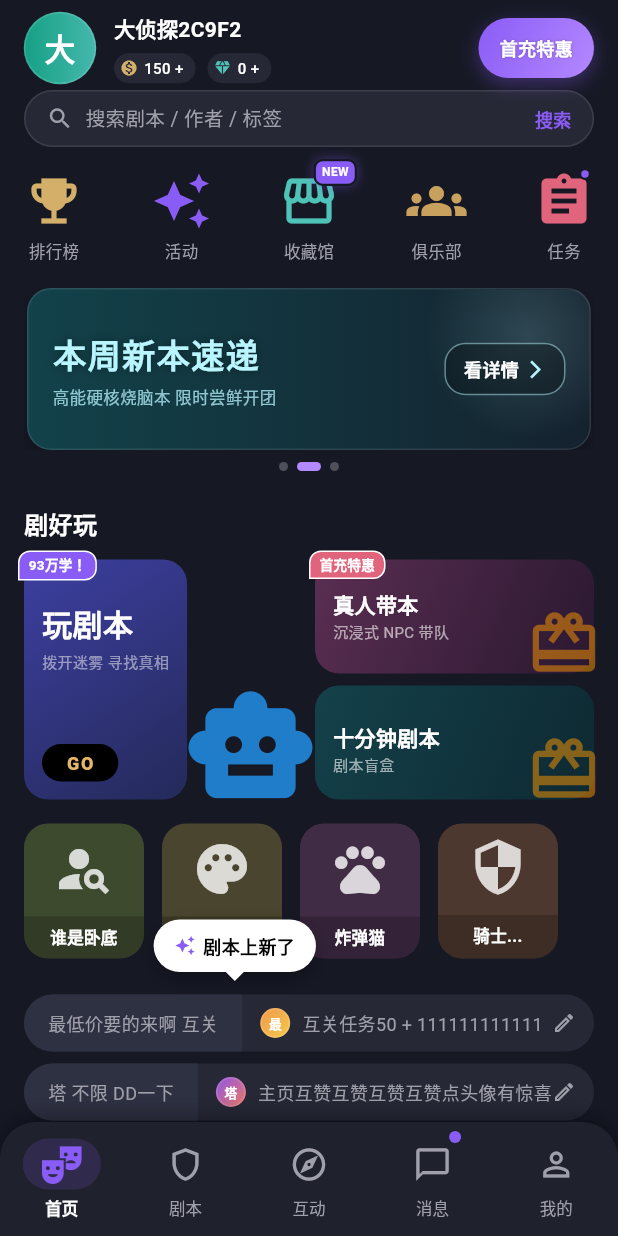
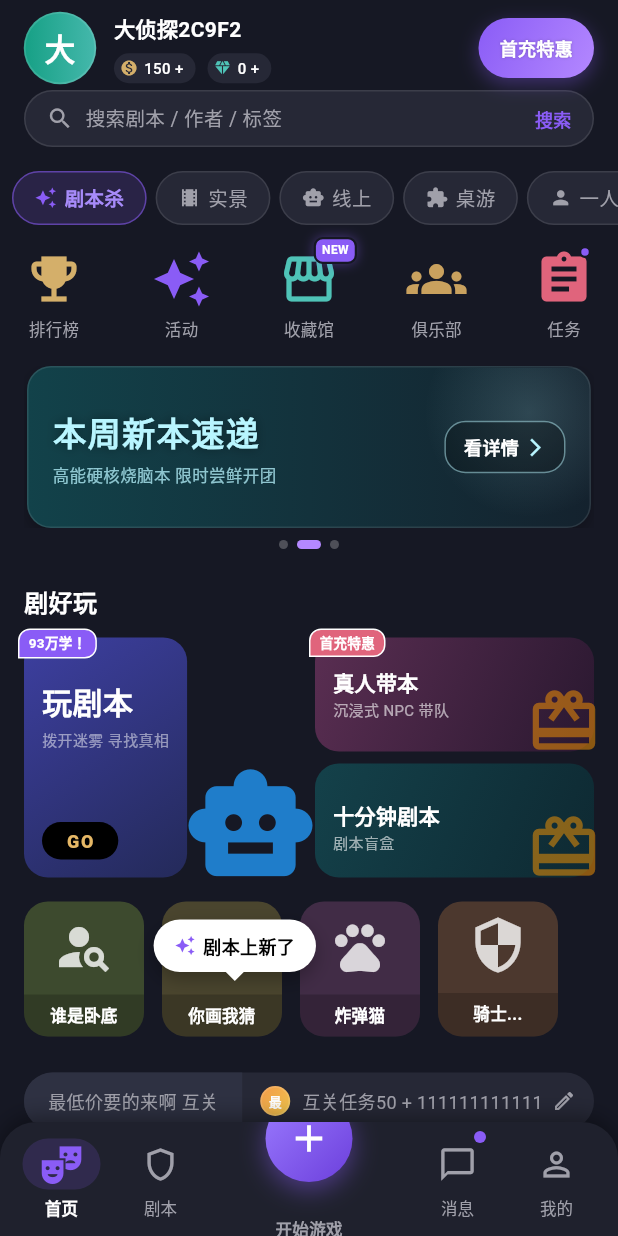
Before and after one commit to zx2121651/jubenshaapp, a Flutter app: the screen it shows after launch, on a phone screen of 412 x 824 dp. Run offline on Flutter 3.47's test engine with Material 3 defaults, Android fonts, the light colour scheme and no system bars; our stand-ins replace flutter_riverpod, go_router.

Commit message:
feat: 剧本杀App UI布局对标
Co-authored-by: traeagent <traeagent@users.noreply.github.com>

```diff
--- a/lib/core/theme/app_theme.dart
+++ b/lib/core/theme/app_theme.dart
@@ -62,8 +62,7 @@ class AppTheme {
       bodyMedium: TextStyle(color: onSurface),
       labelSmall: TextStyle(color: onSurfaceVariant),
     ),
-    // 全局滚动手感：统一为回弹（Bouncing），贴近主流剧本杀 App 的细腻滚动。
-    scrollBehavior: const _AppScrollBehavior(),
+    // 全局滚动手感统一为回弹（Bouncing），贴近主流剧本杀 App 的细腻滚动。
     bottomNavigationBarTheme: const BottomNavigationBarThemeData(
       backgroundColor: surface,
       selectedItemColor: onSurface,
@@ -119,12 +118,3 @@ class _AppPageTransitionsBuilder extends PageTransitionsBuilder {
     );
   }
 }
-
-/// 全局滚动行为：所有平台统一使用 iOS 式回弹手感，并支持透明指示条（隐藏进度条）。
-class _AppScrollBehavior extends MaterialScrollBehavior {
-  const _AppScrollBehavior();
-
-  @override
-  ScrollPhysics getScrollPhysics(BuildContext context) =>
-      const BouncingScrollPhysics(parent: AlwaysScrollableScrollPhysics());
-}
--- a/lib/features/game_room/presentation/clue_board_screen.dart
+++ b/lib/features/game_room/presentation/clue_board_screen.dart
@@ -1,6 +1,6 @@
 import 'package:flutter/material.dart';
-import '../../core/constants/ui_constants.dart';
-import '../../shared/widgets/animations.dart';
+import '../../../core/constants/ui_constants.dart';
+import '../../../shared/widgets/animations.dart';
 
 class ClueBoardScreen extends StatefulWidget {
   final String roomId;
--- a/lib/features/game_room/widgets/game_bottom_bar.dart
+++ b/lib/features/game_room/widgets/game_bottom_bar.dart
@@ -1,5 +1,5 @@
 import 'package:flutter/material.dart';
-import '../../shared/widgets/animations.dart';
+import '../../../shared/widgets/animations.dart';
 
 class GameBottomBar extends StatelessWidget {
   const GameBottomBar({super.key});
--- a/lib/features/game_room/widgets/game_chat_overlay.dart
+++ b/lib/features/game_room/widgets/game_chat_overlay.dart
@@ -1,5 +1,5 @@
 import 'package:flutter/material.dart';
-import '../../shared/widgets/animations.dart';
+import '../../../shared/widgets/animations.dart';
 
 class GameChatOverlay extends StatelessWidget {
   const GameChatOverlay({super.key});
--- a/lib/features/game_room/widgets/player_avatar_widget.dart
+++ b/lib/features/game_room/widgets/player_avatar_widget.dart
@@ -1,6 +1,6 @@
 import 'package:flutter/material.dart';
-import '../../core/constants/app_motion.dart';
-import '../../shared/widgets/animations.dart';
+import '../../../core/constants/app_motion.dart';
+import '../../../shared/widgets/animations.dart';
 
 class PlayerAvatarWidget extends StatelessWidget {
   final String name;
@@ -51,19 +51,11 @@ class PlayerAvatarWidget extends StatelessWidget {
                         ]
                       : null,
                   gradient: _gradientFor(name),
-                  image: isSpeaking
-                      ? null
-                      : DecorationImage(
-                          image: NetworkImage(imageUrl),
-                          fit: BoxFit.cover,
-                        ),
+                  image: DecorationImage(
+                    image: NetworkImage(imageUrl),
+                    fit: BoxFit.cover,
+                  ),
                 ),
-                foregroundImage: isSpeaking
-                    ? DecorationImage(
-                        image: NetworkImage(imageUrl),
-                        fit: BoxFit.cover,
-                      )
-                    : null,
               ),
               // 说话指示图标
               if (isSpeaking)
--- a/lib/features/home/presentation/home_screen.dart
+++ b/lib/features/home/presentation/home_screen.dart
@@ -9,6 +9,7 @@ import '../widgets/home_feature_icons.dart';
 import '../widgets/home_banner.dart';
 import '../widgets/home_play_section.dart';
 import '../widgets/home_feed_list.dart';
+import '../widgets/home_category_tabs.dart';
 
 class HomeScreen extends ConsumerStatefulWidget {
   const HomeScreen({super.key});
@@ -49,6 +50,12 @@ class _HomeScreenState extends ConsumerState<HomeScreen> {
                 ),
                 child: _HomeSearchEntry(),
               ),
+            ),
+            const SliverToBoxAdapter(
+              child: SizedBox(height: UIConstants.spacingLg),
+            ),
+            const SliverToBoxAdapter(
+              child: Entrance(child: HomeCategoryTabs()),
             ),
             const SliverToBoxAdapter(
               child: SizedBox(height: UIConstants.spacingLg),
--- /dev/null
+++ b/lib/features/home/widgets/home_category_tabs.dart
@@ -0,0 +1,96 @@
+import 'package:flutter/material.dart';
+import '../../../core/constants/app_motion.dart';
+import '../../../core/theme/app_theme.dart';
+
+/// 首页顶部横向分类 Tab：国内剧本杀 App 的招牌信息架构，
+/// 覆盖剧本杀/实景/线上/桌游等品类，提供高频切入口。
+class HomeCategoryTabs extends StatefulWidget {
+  const HomeCategoryTabs({super.key});
+
+  @override
+  State<HomeCategoryTabs> createState() => _HomeCategoryTabsState();
+}
+
+class _HomeCategoryTabsState extends State<HomeCategoryTabs> {
+  static const List<_Category> _categories = [
+    _Category(icon: Icons.auto_awesome, label: '剧本杀'),
+    _Category(icon: Icons.theaters, label: '实景'),
+    _Category(icon: Icons.smart_toy, label: '线上'),
+    _Category(icon: Icons.extension, label: '桌游'),
+    _Category(icon: Icons.person, label: '一人本'),
+    _Category(icon: Icons.map, label: '城市'),
+    _Category(icon: Icons.group, label: '展会'),
+    _Category(icon: Icons.arrow_forward_ios, label: null),
+  ];
+
+  int _selected = 0;
+
+  @override
+  Widget build(BuildContext context) {
+    return SizedBox(
+      height: 36,
+      child: ListView.separated(
+        padding: const EdgeInsets.symmetric(horizontal: 8),
+        scrollDirection: Axis.horizontal,
+        itemCount: _categories.length,
+        separatorBuilder: (_, __) => const SizedBox(width: 6),
+        itemBuilder: (context, i) {
+          final c = _categories[i];
+          final selected = _selected == i;
+          return GestureDetector(
+            onTap: () => setState(() => _selected = i),
+            child: AnimatedContainer(
+              duration: AppMotion.base,
+              curve: AppMotion.easeOut,
+              padding: const EdgeInsets.symmetric(horizontal: 14),
+              alignment: Alignment.center,
+              decoration: BoxDecoration(
+                color: selected
+                    ? AppTheme.primary.withValues(alpha: 0.16)
+                    : AppTheme.surfaceContainerLow,
+                borderRadius: BorderRadius.circular(18),
+                border: Border.all(
+                  color: selected
+                      ? AppTheme.primary.withValues(alpha: 0.55)
+                      : Colors.white10,
+                ),
+              ),
+              child: Row(
+                mainAxisSize: MainAxisSize.min,
+                children: [
+                  if (c.icon != null) ...[
+                    Icon(
+                      c.icon,
+                      size: 15,
+                      color:
+                          selected ? AppTheme.primary : AppTheme.onSurfaceVariant,
+                    ),
+                    const SizedBox(width: 5),
+                  ],
+                  if (c.label != null)
+                    Text(
+                      c.label!,
+                      style: TextStyle(
+                        color: selected
+                            ? AppTheme.primaryContainer
+                            : AppTheme.onSurfaceVariant,
+                        fontSize: 13,
+                        fontWeight: selected ? FontWeight.w700 : FontWeight.w500,
+                      ),
+                    ),
+                ],
+              ),
+            ),
+          );
+        },
+      ),
+    );
+  }
+}
+
+class _Category {
+  final IconData? icon;
+  final String? label;
+
+  const _Category({this.icon, this.label});
+}
--- a/lib/features/rooms/presentation/rooms_screen.dart
+++ b/lib/features/rooms/presentation/rooms_screen.dart
@@ -1,11 +1,12 @@
 import 'package:flutter/material.dart';
 import 'package:flutter_riverpod/flutter_riverpod.dart';
 import 'package:go_router/go_router.dart';
-import '../../core/constants/app_motion.dart';
-import '../../core/constants/ui_constants.dart';
-import '../../core/theme/app_theme.dart';
-import '../../shared/widgets/gradient_avatar.dart';
-import '../home/data/mock_data_provider.dart';
+import '../../../core/constants/app_motion.dart';
+import '../../../core/constants/ui_constants.dart';
+import '../../../core/theme/app_theme.dart';
+import '../../../shared/widgets/gradient_avatar.dart';
+import '../../../shared/widgets/animations.dart';
+import '../../home/data/mock_data_provider.dart';
 
 class RoomsScreen extends ConsumerStatefulWidget {
   const RoomsScreen({super.key});
@@ -86,9 +87,16 @@ class _RoomsScreenState extends ConsumerState<RoomsScreen> {
                 UIConstants.spacingLg,
                 100,
               ),
-              sliver: SliverList.builder(
-                itemCount: scripts.length,
-                itemBuilder: (context, index) {
+              sliver: SliverGrid(
+                gridDelegate: const SliverGridDelegateWithFixedCrossAxisCount(
+                  crossAxisCount: 2,
+                  crossAxisSpacing: UIConstants.spacingMd,
+                  mainAxisSpacing: UIConstants.spacingMd,
+                  // 大封面 + 底部信息，宽度:高度≈0.72（国内剧本商城的双列密度）
+                  childAspectRatio: 0.72,
+                ),
+                delegate: SliverChildBuilderDelegate(
+                  (context, index) {
                     final s = scripts[index];
                     return Entrance(
                       delay: Duration(milliseconds: 60 + index * 55),
@@ -96,6 +104,8 @@ class _RoomsScreenState extends ConsumerState<RoomsScreen> {
                       child: _ScriptCard(script: s, index: index),
                     );
                   },
+                  childCount: scripts.length,
+                ),
               ),
             ),
             ],
--- a/lib/shared/widgets/scaffold_with_bottom_nav_bar.dart
+++ b/lib/shared/widgets/scaffold_with_bottom_nav_bar.dart
@@ -78,7 +78,7 @@ class _NavItem {
 const List<_NavItem> _navItems = [
   _NavItem(icon: Icons.theater_comedy_outlined, activeIcon: Icons.theater_comedy, label: '首页'),
   _NavItem(icon: Icons.shield_outlined, activeIcon: Icons.shield, label: '剧本'),
-  _NavItem(icon: Icons.explore_outlined, activeIcon: Icons.explore, label: '互动'),
+  _NavItem(icon: Icons.theater_comedy_outlined, activeIcon: Icons.theater_comedy, label: '互动'),
   _NavItem(icon: Icons.chat_bubble_outline, activeIcon: Icons.chat_bubble, label: '消息'),
   _NavItem(icon: Icons.person_outline, activeIcon: Icons.person, label: '我的'),
 ];
@@ -112,19 +112,123 @@ class _AnimatedBottomBar extends StatelessWidget {
           top: false,
           child: SizedBox(
             height: 76,
-            child: Row(
-              children: List.generate(_navItems.length, (i) {
-                return Expanded(
-                  child: _BarTab(
-                    item: _navItems[i],
-                    selected: currentIndex == i,
-                    onTap: () => onDestinationSelected(i),
+            child: Stack(
+              alignment: Alignment.topCenter,
+              children: [
+                // 行区：左右两侧各 2 个常规 tab
+                Padding(
+                  padding: const EdgeInsets.symmetric(horizontal: 8),
+                  child: Row(
+                    children: [
+                      Expanded(
+                        child: _BarTab(
+                          item: _navItems[0],
+                          selected: currentIndex == 0,
+                          onTap: () => onDestinationSelected(0),
+                        ),
+                      ),
+                      Expanded(
+                        child: _BarTab(
+                          item: _navItems[1],
+                          selected: currentIndex == 1,
+                          onTap: () => onDestinationSelected(1),
+                        ),
+                      ),
+                      // 中央占位，让两侧向左右扩散，给主按钮留出空间
+                      const Spacer(flex: 2),
+                      Expanded(
+                        child: _BarTab(
+                          item: _navItems[3],
+                          selected: currentIndex == 3,
+                          onTap: () => onDestinationSelected(3),
+                        ),
+                      ),
+                      Expanded(
+                        child: _BarTab(
+                          item: _navItems[4],
+                          selected: currentIndex == 4,
+                          onTap: () => onDestinationSelected(4),
+                        ),
+                      ),
+                    ],
                   ),
-                );
-              }),
+                ),
+                // 中央主按钮：一键开组，纵向压住底栏
+                _CentralActionButton(
+                  selected: currentIndex == 2,
+                  onTap: () => onDestinationSelected(2),
+                ),
+              ],
             ),
           ),
         ),
+      ),
+    );
+  }
+}
+
+/// 中央「开始游戏」主按钮：国内剧本杀 App 底栏的标志性凸起元素。
+class _CentralActionButton extends StatelessWidget {
+  const _CentralActionButton({required this.selected, required this.onTap});
+
+  final bool selected;
+  final VoidCallback onTap;
+
+  @override
+  Widget build(BuildContext context) {
+    return GestureDetector(
+      onTap: onTap,
+      child: Column(
+        mainAxisSize: MainAxisSize.min,
+        mainAxisAlignment: MainAxisAlignment.start,
+        children: [
+          // 凸起圆形按钮，向上溢出底栏
+          Transform.translate(
+            offset: const Offset(0, -18),
+            child: AnimatedContainer(
+              duration: AppMotion.slow,
+              curve: AppMotion.bounceOut,
+              width: 58,
+              height: 58,
+              decoration: BoxDecoration(
+                shape: BoxShape.circle,
+                gradient: LinearGradient(
+                  colors: selected
+                      ? [AppTheme.primaryContainer, AppTheme.primary]
+                      : [const Color(0xFF9B7BFF), const Color(0xFF6C3FDC)],
+                  begin: Alignment.topLeft,
+                  end: Alignment.bottomRight,
+                ),
+                boxShadow: [
+                  BoxShadow(
+                    color: AppTheme.primary.withValues(alpha: selected ? 0.75 : 0.45),
+                    blurRadius: selected ? 22 : 14,
+                    offset: Offset(0, selected ? 8 : 5),
+                  ),
+                ],
+              ),
+              child: AnimatedScale(
+                scale: selected ? 1.08 : 1.0,
+                duration: AppMotion.base,
+                curve: AppMotion.bounceOut,
+                child: const Icon(
+                  Icons.add,
+                  color: Colors.white,
+                  size: 30,
+                ),
+              ),
+            ),
+          ),
+          const SizedBox(height: 6),
+          const Text(
+            '开始游戏',
+            style: TextStyle(
+              color: AppTheme.onSurfaceVariant,
+              fontSize: 11,
+              fontWeight: FontWeight.w600,
+            ),
+          ),
+        ],
       ),
     );
   }
```
Also changed, not shown: analysis_options.yaml (+9 -0 lines), lib/features/messages/presentation/messages_screen.dart (+5 -5 lines), lib/features/profile/presentation/profile_screen.dart (+4 -4 lines), lib/features/scripts/presentation/script_detail_screen.dart (+6 -5 lines), lib/features/square/presentation/square_screen.dart (+5 -4 lines), package-lock.json, pubspec.lock, 2 other files. Lines whose indentation alone changed are shown as unchanged.
